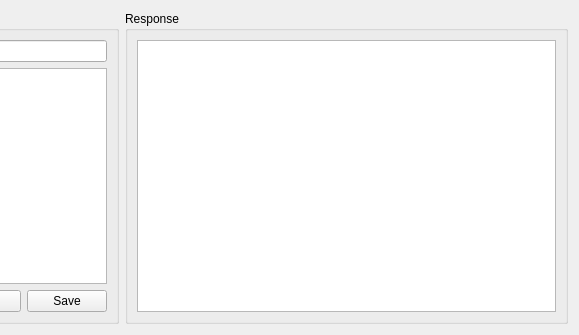
Old version of the form ui/prompt_tab.ui in the repository CasinoHe/GenerateCodeUseGPT; both pictures show x 336 to 915 and y 0 to 335 of the 915 by 335 pixel window.
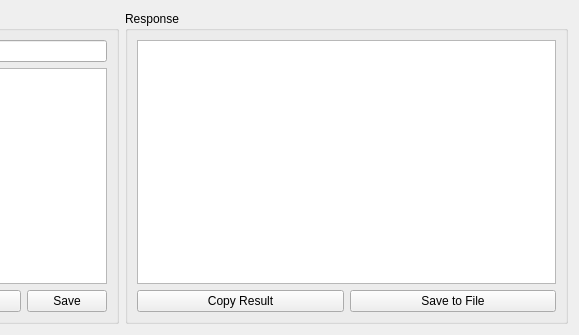
New version of the form.

The edit to the form file:
```diff
--- a/ui/prompt_tab.ui
+++ b/ui/prompt_tab.ui
@@ -85,7 +85,29 @@
        </property>
        <layout class="QHBoxLayout" name="horizontalLayout_3">
         <item>
-         <widget class="QPlainTextEdit" name="plainTextEditResponse"/>
+         <layout class="QVBoxLayout" name="verticalLayout_3">
+          <item>
+           <widget class="QPlainTextEdit" name="plainTextEditResponse"/>
+          </item>
+          <item>
+           <layout class="QHBoxLayout" name="horizontalLayout_6">
+            <item>
+             <widget class="QPushButton" name="pushButtonCopyResult">
+              <property name="text">
+               <string>Copy Result</string>
+              </property>
+             </widget>
+            </item>
+            <item>
+             <widget class="QPushButton" name="pushButtonSaveToFile">
+              <property name="text">
+               <string>Save to File</string>
+              </property>
+             </widget>
+            </item>
+           </layout>
+          </item>
+         </layout>
         </item>
        </layout>
       </widget>
```
